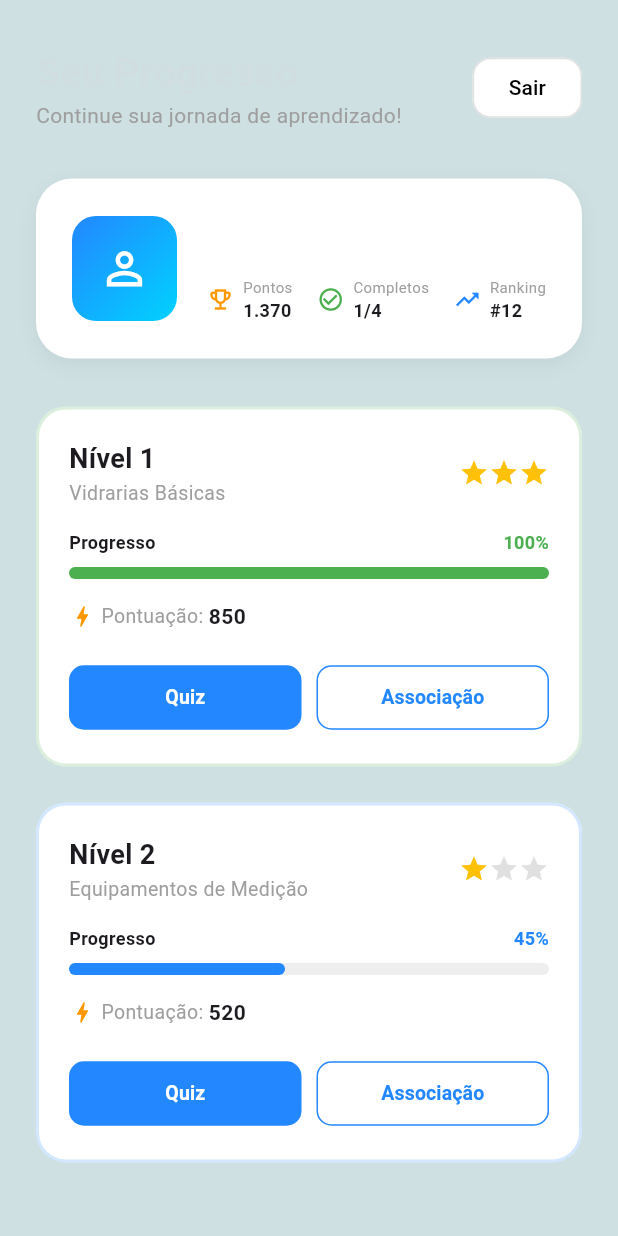
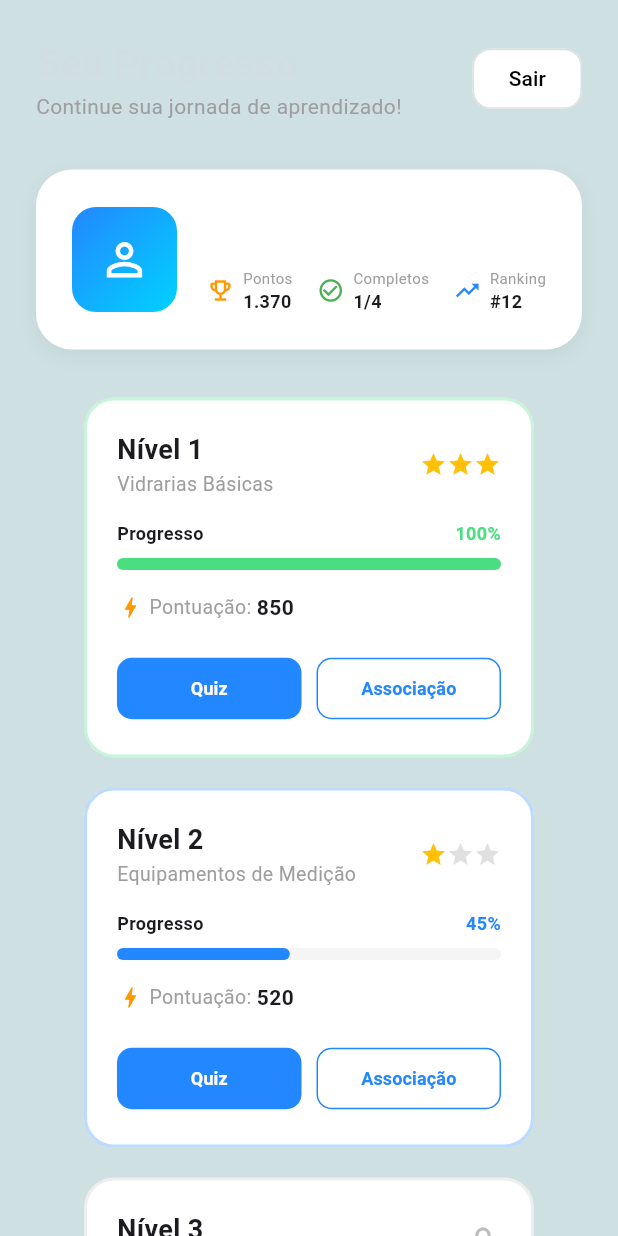
Before and after one commit to DecoDamasio/QUIMICA-ETEC, a Flutter app: the MenuPage screen opened directly with empty values, on a phone screen of 412 x 824 dp. Run offline on Flutter 3.47's test engine with Material 3 defaults, Android fonts, the phone set to English and light mode, and no system bars; our stand-ins replace google_fonts.

Commit message:
update: tela de menu atualizada

```diff
--- a/lib/features/home/menu/menu_page.dart
+++ b/lib/features/home/menu/menu_page.dart
@@ -6,7 +6,6 @@
 
 class MenuPage extends StatelessWidget {
   final String username;
-
   const MenuPage({super.key, required this.username});
 
   @override
@@ -15,7 +14,7 @@
       backgroundColor: AppColors.background,
       body: SafeArea(
         child: SingleChildScrollView(
-          padding: const EdgeInsets.symmetric(horizontal: 24, vertical: 30),
+          padding: const EdgeInsets.all(24),
           child: Column(
             children: [
               const CustomHeader(
@@ -25,22 +24,42 @@
               const SizedBox(height: 32),
               ProfileCard(username: username),
               const SizedBox(height: 32),
-              LevelCard(
+
+              // 2 por linha (Wrap para responsividade)
+              Wrap(
+                spacing: 20,
+                runSpacing: 20,
+                alignment: WrapAlignment.center,
+                children: [
+                  const LevelCard(
                     title: "Nível 1",
                     subtitle: "Vidrarias Básicas",
                     progress: 1.0,
                     score: 850,
                     stars: 3,
-                accentColor: Colors.green,
+                    accentColor: AppColors.success,
                   ),
-              const SizedBox(height: 24),
-              LevelCard(
+                  const LevelCard(
                     title: "Nível 2",
                     subtitle: "Equipamentos de Medição",
                     progress: 0.45,
                     score: 520,
                     stars: 1,
                     accentColor: AppColors.primary,
+                  ),
+                  const LevelCard(
+                    title: "Nível 3",
+                    subtitle: "Equipamentos de Aquecimento",
+                    isLocked: true,
+                    accentColor: AppColors.primary,
+                  ),
+                  const LevelCard(
+                    title: "Nível 4",
+                    subtitle: "Equipamentos de Segurança",
+                    isLocked: true,
+                    accentColor: AppColors.primary,
+                  ),
+                ],
               ),
             ],
           ),
--- a/lib/widgets/level_card.dart
+++ b/lib/widgets/level_card.dart
@@ -1,31 +1,41 @@
 import 'package:flutter/material.dart';
-import '../../theme/app_colors.dart';
+import '../theme/app_colors.dart';
+
 class LevelCard extends StatelessWidget {
   final String title;
   final String subtitle;
-  final double progress; // 0.0 a 1.0
+  final double progress;
   final int score;
   final int stars;
   final Color accentColor;
+  final bool isLocked;
 
   const LevelCard({
     super.key,
     required this.title,
     required this.subtitle,
-    required this.progress,
-    required this.score,
+    this.progress = 0.0,
+    this.score = 0,
     this.stars = 0,
     required this.accentColor,
+    this.isLocked = false,
   });
 
   @override
   Widget build(BuildContext context) {
+    // cores
+    final Color currentAccent = isLocked ? Colors.grey.shade300 : accentColor;
+    final Color cardBorder = isLocked ? Colors.grey.shade200 : currentAccent.withOpacity(0.3);
+
     return Container(
+      // cabe 2 por linha
+      width: (MediaQuery.of(context).size.width / 2) - 36,
+      constraints: const BoxConstraints(minWidth: 300),
       padding: const EdgeInsets.all(20),
       decoration: BoxDecoration(
         color: AppColors.secondary,
         borderRadius: BorderRadius.circular(20),
-        border: Border.all(color: accentColor.withOpacity(0.2), width: 2),
+        border: Border.all(color: cardBorder, width: 2),
       ),
       child: Column(
         crossAxisAlignment: CrossAxisAlignment.start,
@@ -33,20 +43,22 @@
           Row(
             mainAxisAlignment: MainAxisAlignment.spaceBetween,
             children: [
-              Column(
+              Expanded(
+                child: Column(
                   crossAxisAlignment: CrossAxisAlignment.start,
                   children: [
                     Text(title, style: const TextStyle(fontSize: 18, fontWeight: FontWeight.bold)),
-                  Text(subtitle, style: const TextStyle(color: AppColors.textSecondary, fontSize: 13)),
+                    Text(subtitle, style: const TextStyle(color: AppColors.textSecondary, fontSize: 13), overflow: TextOverflow.ellipsis),
                   ],
                 ),
-              Row(
+              ),
+              isLocked
+                ? Icon(Icons.lock_outline, color: Colors.grey.shade400)
+                : Row(
                     children: List.generate(3, (i) => Icon(
-                  Icons.star,
-                  size: 20,
-                  color: i < stars ? Colors.amber : Colors.grey[300]
+                      Icons.star, size: 18, color: i < stars ? Colors.amber : Colors.grey[300]
                     )),
-              )
+                  ),
             ],
           ),
           const SizedBox(height: 15),
@@ -54,22 +66,21 @@
             mainAxisAlignment: MainAxisAlignment.spaceBetween,
             children: [
               const Text("Progresso", style: TextStyle(fontSize: 12, fontWeight: FontWeight.w600)),
-              Text("${(progress * 100).toInt()}%",
-                style: TextStyle(fontSize: 12, color: accentColor, fontWeight: FontWeight.bold)),
+              Text("${(progress * 100).toInt()}%", style: TextStyle(fontSize: 12, color: currentAccent, fontWeight: FontWeight.bold)),
             ],
           ),
           const SizedBox(height: 8),
           LinearProgressIndicator(
             value: progress,
-            backgroundColor: Colors.grey[200],
-            color: accentColor,
+            backgroundColor: Colors.grey[100],
+            color: currentAccent,
             minHeight: 8,
             borderRadius: BorderRadius.circular(10),
           ),
           const SizedBox(height: 15),
           Row(
             children: [
-              const Icon(Icons.bolt, color: Colors.orange, size: 18),
+              Icon(Icons.bolt, color: isLocked ? Colors.grey : Colors.orange, size: 18),
               const Text(" Pontuação: ", style: TextStyle(color: AppColors.textSecondary, fontSize: 13)),
               Text("$score", style: const TextStyle(fontWeight: FontWeight.bold, fontSize: 14)),
             ],
@@ -90,16 +101,17 @@
   Widget _buildBtn(String label, {required bool isPrimary}) {
     return Expanded(
       child: ElevatedButton(
-        onPressed: () {},
+        onPressed: isLocked ? null : () {},
         style: ElevatedButton.styleFrom(
-          backgroundColor: isPrimary ? AppColors.primary : Colors.transparent,
+          backgroundColor: isPrimary ? (isLocked ? Colors.grey.shade100 : AppColors.primary) : Colors.transparent,
           foregroundColor: isPrimary ? Colors.white : AppColors.primary,
           elevation: 0,
-          side: isPrimary ? BorderSide.none : const BorderSide(color: AppColors.primary),
+          side: !isPrimary && !isLocked ? const BorderSide(color: AppColors.primary) : BorderSide.none,
           shape: RoundedRectangleBorder(borderRadius: BorderRadius.circular(10)),
           padding: const EdgeInsets.symmetric(vertical: 12),
+          disabledBackgroundColor: Colors.grey.shade100,
         ),
-        child: Text(label, style: const TextStyle(fontSize: 13, fontWeight: FontWeight.bold)),
+        child: Text(label, style: const TextStyle(fontSize: 12, fontWeight: FontWeight.bold)),
       ),
     );
   }
```
Lines whose indentation alone changed are shown as unchanged.
